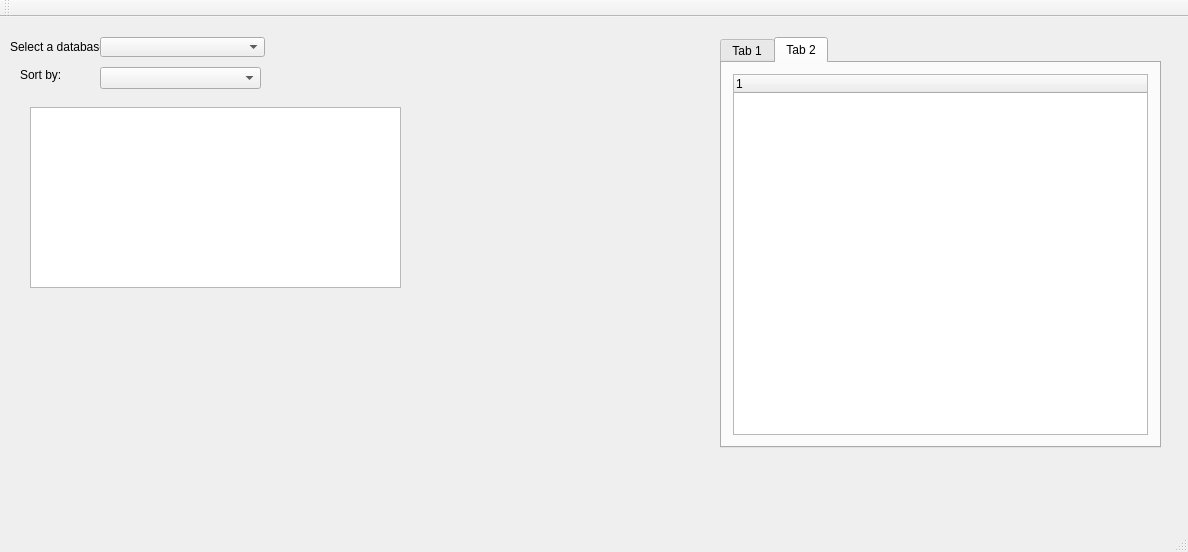
Old version of the form vika3/mainwindow.ui in the repository thordis15/Verklegt3.
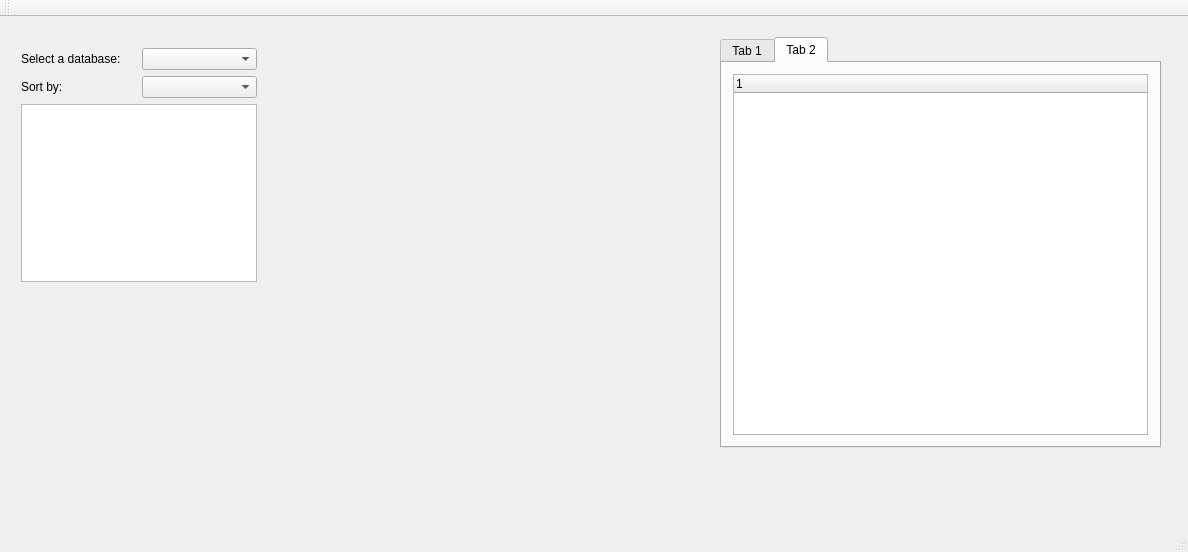
New version of the form.

Patch:
```diff
--- a/vika3/mainwindow.ui
+++ b/vika3/mainwindow.ui
@@ -14,62 +14,6 @@
    <string>MainWindow</string>
   </property>
   <widget class="QWidget" name="centralWidget">
-   <widget class="QLabel" name="databaseSelectLabel">
-    <property name="geometry">
-     <rect>
-      <x>10</x>
-      <y>20</y>
-      <width>90</width>
-      <height>20</height>
-     </rect>
-    </property>
-    <property name="text">
-     <string>Select a database:</string>
-    </property>
-   </widget>
-   <widget class="QComboBox" name="SelectingDatabase">
-    <property name="geometry">
-     <rect>
-      <x>100</x>
-      <y>20</y>
-      <width>165</width>
-      <height>20</height>
-     </rect>
-    </property>
-   </widget>
-   <widget class="QListWidget" name="ViewList">
-    <property name="geometry">
-     <rect>
-      <x>30</x>
-      <y>90</y>
-      <width>371</width>
-      <height>181</height>
-     </rect>
-    </property>
-   </widget>
-   <widget class="QLabel" name="label">
-    <property name="geometry">
-     <rect>
-      <x>20</x>
-      <y>50</y>
-      <width>61</width>
-      <height>16</height>
-     </rect>
-    </property>
-    <property name="text">
-     <string>Sort by:</string>
-    </property>
-   </widget>
-   <widget class="QComboBox" name="sortByDrop">
-    <property name="geometry">
-     <rect>
-      <x>100</x>
-      <y>50</y>
-      <width>161</width>
-      <height>22</height>
-     </rect>
-    </property>
-   </widget>
    <widget class="QTabWidget" name="tabWidget">
     <property name="geometry">
      <rect>
@@ -115,6 +59,49 @@
      </layout>
     </widget>
    </widget>
+   <widget class="QWidget" name="">
+    <property name="geometry">
+     <rect>
+      <x>10</x>
+      <y>20</y>
+      <width>258</width>
+      <height>256</height>
+     </rect>
+    </property>
+    <layout class="QVBoxLayout" name="verticalLayout_3">
+     <item>
+      <layout class="QHBoxLayout" name="horizontalLayout">
+       <item>
+        <widget class="QLabel" name="databaseSelectLabel">
+         <property name="text">
+          <string>Select a database:</string>
+         </property>
+        </widget>
+       </item>
+       <item>
+        <widget class="QComboBox" name="SelectingDatabase"/>
+       </item>
+      </layout>
+     </item>
+     <item>
+      <layout class="QHBoxLayout" name="horizontalLayout_2">
+       <item>
+        <widget class="QLabel" name="label">
+         <property name="text">
+          <string>Sort by:</string>
+         </property>
+        </widget>
+       </item>
+       <item>
+        <widget class="QComboBox" name="sortByDrop"/>
+       </item>
+      </layout>
+     </item>
+     <item>
+      <widget class="QListWidget" name="ViewList"/>
+     </item>
+    </layout>
+   </widget>
   </widget>
   <widget class="QMenuBar" name="menuBar">
    <property name="geometry">
```
